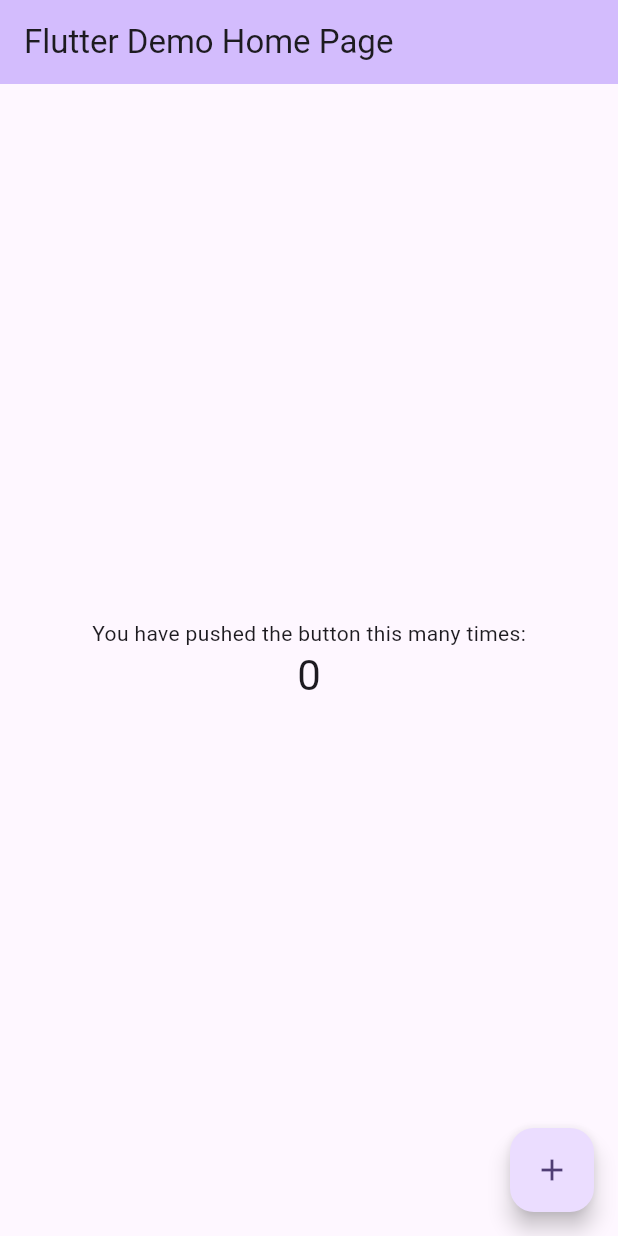
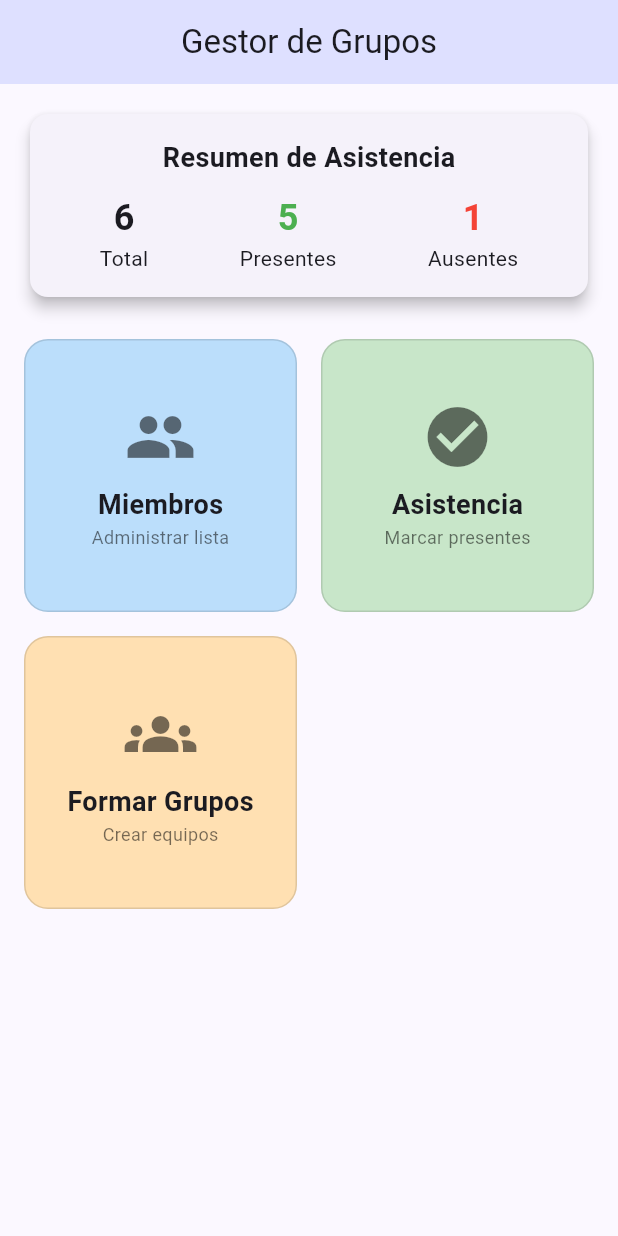
Before and after one commit to could-ai/019adc8f-b5e7-764b-a1cb-3c5fc04fff9c, a Flutter app: the screen it shows after launch, on a phone screen of 412 x 824 dp. Run offline on Flutter 3.47's test engine with Material 3 defaults, Android fonts, the phone set to English and light mode, and no system bars.

Commit message:
Creación del modelo Person para manejar los datos de cada individuo (id, nombre, asistencia).; Creación de un Singleton DataManager para gestionar el estado de la lista de personas y notificar cambios a la UI.; Pantalla principal con dashboard de resumen y navegación a las funcionalidades principales.; Pantalla para agregar y eliminar personas de la lista (CRUD básico).; Pantalla para marcar la asistencia (presente/ausente) usando interruptores.; Pantalla con lógica para dividir aleatoriamente a las personas presentes en N grupos.; Configuración principal de la app, rutas y tema visual actualizado.

```diff
--- /dev/null
+++ b/usr/lib/data/data_manager.dart
@@ -0,0 +1,58 @@
+import 'package:flutter/material.dart';
+import '../models/person.dart';
+
+class DataManager extends ChangeNotifier {
+  static final DataManager _instance = DataManager._internal();
+
+  factory DataManager() {
+    return _instance;
+  }
+
+  DataManager._internal() {
+    // Datos de prueba iniciales
+    _people = [
+      Person(id: '1', name: 'Ana García', isPresent: true),
+      Person(id: '2', name: 'Carlos López', isPresent: true),
+      Person(id: '3', name: 'Beatriz Méndez', isPresent: true),
+      Person(id: '4', name: 'David Ruiz', isPresent: false),
+      Person(id: '5', name: 'Elena Torres', isPresent: true),
+      Person(id: '6', name: 'Fernando Diaz', isPresent: true),
+    ];
+  }
+
+  List<Person> _people = [];
+
+  List<Person> get people => _people;
+  List<Person> get presentPeople => _people.where((p) => p.isPresent).toList();
+
+  void addPerson(String name) {
+    final newPerson = Person(
+      id: DateTime.now().millisecondsSinceEpoch.toString(),
+      name: name,
+      isPresent: true, // Por defecto presente al crear
+    );
+    _people.add(newPerson);
+    notifyListeners();
+  }
+
+  void removePerson(String id) {
+    _people.removeWhere((p) => p.id == id);
+    notifyListeners();
+  }
+
+  void toggleAttendance(String id) {
+    final index = _people.indexWhere((p) => p.id == id);
+    if (index != -1) {
+      _people[index].isPresent = !_people[index].isPresent;
+      notifyListeners();
+    }
+  }
+
+  void updateName(String id, String newName) {
+    final index = _people.indexWhere((p) => p.id == id);
+    if (index != -1) {
+      _people[index].name = newName;
+      notifyListeners();
+    }
+  }
+}
--- a/usr/lib/main.dart
+++ b/usr/lib/main.dart
@@ -1,4 +1,8 @@
 import 'package:flutter/material.dart';
+import 'screens/home_screen.dart';
+import 'screens/members_screen.dart';
+import 'screens/attendance_screen.dart';
+import 'screens/groups_screen.dart';
 
 void main() {
   runApp(const MyApp());
@@ -7,117 +11,26 @@ void main() {
 class MyApp extends StatelessWidget {
   const MyApp({super.key});
 
-  // This widget is the root of your application.
   @override
   Widget build(BuildContext context) {
     return MaterialApp(
-      title: 'Flutter Demo',
+      title: 'Gestor de Grupos',
       debugShowCheckedModeBanner: false,
       theme: ThemeData(
-        // This is the theme of your application.
-        //
-        // TRY THIS: Try running your application with "flutter run". You'll see
-        // the application has a purple toolbar. Then, without quitting the app,
-        // try changing the seedColor in the colorScheme below to Colors.green
-        // and then invoke "hot reload" (save your changes or press the "hot
-        // reload" button in a Flutter-supported IDE, or press "r" if you used
-        // the command line to start the app).
-        //
-        // Notice that the counter didn't reset back to zero; the application
-        // state is not lost during the reload. To reset the state, use hot
-        // restart instead.
-        //
-        // This works for code too, not just values: Most code changes can be
-        // tested with just a hot reload.
-        colorScheme: ColorScheme.fromSeed(seedColor: Colors.deepPurple),
+        colorScheme: ColorScheme.fromSeed(seedColor: Colors.indigo),
+        useMaterial3: true,
+        appBarTheme: const AppBarTheme(
+          centerTitle: true,
+          elevation: 0,
+        ),
       ),
       initialRoute: '/',
       routes: {
-        '/': (context) => const MyHomePage(title: 'Flutter Demo Home Page'),
+        '/': (context) => const HomeScreen(),
+        '/members': (context) => const MembersScreen(),
+        '/attendance': (context) => const AttendanceScreen(),
+        '/groups': (context) => const GroupsScreen(),
       },
     );
   }
 }
-
-class MyHomePage extends StatefulWidget {
-  const MyHomePage({super.key, required this.title});
-
-  // This widget is the home page of your application. It is stateful, meaning
-  // that it has a State object (defined below) that contains fields that affect
-  // how it looks.
-
-  // This class is the configuration for the state. It holds the values (in this
-  // case the title) provided by the parent (in this case the App widget) and
-  // used by the build method of the State. Fields in a Widget subclass are
-  // always marked "final".
-
-  final String title;
-
-  @override
-  State<MyHomePage> createState() => _MyHomePageState();
-}
-
-class _MyHomePageState extends State<MyHomePage> {
-  int _counter = 0;
-
-  void _incrementCounter() {
-    setState(() {
-      // This call to setState tells the Flutter framework that something has
-      // changed in this State, which causes it to rerun the build method below
-      // so that the display can reflect the updated values. If we changed
-      // _counter without calling setState(), then the build method would not be
-      // called again, and so nothing would appear to happen.
-      _counter++;
-    });
-  }
-
-  @override
-  Widget build(BuildContext context) {
-    // This method is rerun every time setState is called, for instance as done
-    // by the _incrementCounter method above.
-    //
-    // The Flutter framework has been optimized to make rerunning build methods
-    // fast, so that you can just rebuild anything that needs updating rather
-    // than having to individually change instances of widgets.
-    return Scaffold(
-      appBar: AppBar(
-        // TRY THIS: Try changing the color here to a specific color (to
-        // Colors.amber, perhaps?) and trigger a hot reload to see the AppBar
-        // change color while the other colors stay the same.
-        backgroundColor: Theme.of(context).colorScheme.inversePrimary,
-        // Here we take the value from the MyHomePage object that was created by
-        // the App.build method, and use it to set our appbar title.
-        title: Text(widget.title),
-      ),
-      body: Center(
-        // Center is a layout widget. It takes a single child and positions it
-        // in the middle of the parent.
-        child: Column(
-          // Column is also a layout widget. It takes a list of children and
-          // arranges them vertically. By default, it sizes itself to fit its
-          // children horizontally, and tries to be as tall as its parent.
-          //
-          // Column has various properties to control how it sizes itself and
-          // how it positions its children. Here we use mainAxisAlignment to
-          // center the children vertically; the main axis here is the vertical
-          // axis because Columns are vertical (the cross axis would be
-          // horizontal).
-          //
-          // TRY THIS: Invoke "debug painting" (choose the "Toggle Debug Paint"
-          // action in the IDE, or press "p" in the console), to see the
-          // wireframe for each widget.
-          mainAxisAlignment: MainAxisAlignment.center,
-          children: <Widget>[
-            const Text('You have pushed the button this many times:'),
-            Text('$_counter', style: Theme.of(context).textTheme.headlineMedium),
-          ],
-        ),
-      ),
-      floatingActionButton: FloatingActionButton(
-        onPressed: _incrementCounter,
-        tooltip: 'Increment',
-        child: const Icon(Icons.add),
-      ), // This trailing comma makes auto-formatting nicer for build methods.
-    );
-  }
-}
--- /dev/null
+++ b/usr/lib/models/person.dart
@@ -0,0 +1,24 @@
+class Person {
+  final String id;
+  String name;
+  bool isPresent;
+
+  Person({
+    required this.id,
+    required this.name,
+    this.isPresent = false,
+  });
+
+  // Copia para inmutabilidad parcial si fuera necesario
+  Person copyWith({
+    String? id,
+    String? name,
+    bool? isPresent,
+  }) {
+    return Person(
+      id: id ?? this.id,
+      name: name ?? this.name,
+      isPresent: isPresent ?? this.isPresent,
+    );
+  }
+}
--- /dev/null
+++ b/usr/lib/screens/home_screen.dart
@@ -0,0 +1,157 @@
+import 'package:flutter/material.dart';
+import '../data/data_manager.dart';
+
+class HomeScreen extends StatefulWidget {
+  const HomeScreen({super.key});
+
+  @override
+  State<HomeScreen> createState() => _HomeScreenState();
+}
+
+class _HomeScreenState extends State<HomeScreen> {
+  final DataManager dataManager = DataManager();
+
+  @override
+  void initState() {
+    super.initState();
+    // Escuchar cambios para actualizar contadores
+    dataManager.addListener(_update);
+  }
+
+  @override
+  void dispose() {
+    dataManager.removeListener(_update);
+    super.dispose();
+  }
+
+  void _update() {
+    setState(() {});
+  }
+
+  @override
+  Widget build(BuildContext context) {
+    final total = dataManager.people.length;
+    final present = dataManager.presentPeople.length;
+
+    return Scaffold(
+      appBar: AppBar(
+        title: const Text('Gestor de Grupos'),
+        centerTitle: true,
+        backgroundColor: Theme.of(context).colorScheme.primaryContainer,
+      ),
+      body: Padding(
+        padding: const EdgeInsets.all(16.0),
+        child: Column(
+          crossAxisAlignment: CrossAxisAlignment.stretch,
+          children: [
+            _buildStatusCard(total, present),
+            const SizedBox(height: 24),
+            Expanded(
+              child: GridView.count(
+                crossAxisCount: 2,
+                crossAxisSpacing: 16,
+                mainAxisSpacing: 16,
+                children: [
+                  _buildMenuCard(
+                    context,
+                    icon: Icons.people,
+                    title: 'Miembros',
+                    subtitle: 'Administrar lista',
+                    color: Colors.blue.shade100,
+                    route: '/members',
+                  ),
+                  _buildMenuCard(
+                    context,
+                    icon: Icons.check_circle,
+                    title: 'Asistencia',
+                    subtitle: 'Marcar presentes',
+                    color: Colors.green.shade100,
+                    route: '/attendance',
+                  ),
+                  _buildMenuCard(
+                    context,
+                    icon: Icons.groups,
+                    title: 'Formar Grupos',
+                    subtitle: 'Crear equipos',
+                    color: Colors.orange.shade100,
+                    route: '/groups',
+                  ),
+                ],
+              ),
+            ),
+          ],
+        ),
+      ),
+    );
+  }
+
+  Widget _buildStatusCard(int total, int present) {
+    return Card(
+      elevation: 4,
+      child: Padding(
+        padding: const EdgeInsets.all(16.0),
+        child: Column(
+          children: [
+            const Text(
+              'Resumen de Asistencia',
+              style: TextStyle(fontSize: 18, fontWeight: FontWeight.bold),
+            ),
+            const SizedBox(height: 10),
+            Row(
+              mainAxisAlignment: MainAxisAlignment.spaceAround,
+              children: [
+                Column(
+                  children: [
+                    Text('$total', style: const TextStyle(fontSize: 24, fontWeight: FontWeight.bold)),
+                    const Text('Total'),
+                  ],
+                ),
+                Column(
+                  children: [
+                    Text('$present', style: const TextStyle(fontSize: 24, fontWeight: FontWeight.bold, color: Colors.green)),
+                    const Text('Presentes'),
+                  ],
+                ),
+                Column(
+                  children: [
+                    Text('${total - present}', style: const TextStyle(fontSize: 24, fontWeight: FontWeight.bold, color: Colors.red)),
+                    const Text('Ausentes'),
+                  ],
+                ),
+              ],
+            ),
+          ],
+        ),
+      ),
+    );
+  }
+
+  Widget _buildMenuCard(BuildContext context, {
+    required IconData icon,
+    required String title,
+    required String subtitle,
+    required Color color,
+    required String route,
+  }) {
+    return InkWell(
+      onTap: () => Navigator.pushNamed(context, route),
+      borderRadius: BorderRadius.circular(16),
+      child: Container(
+        decoration: BoxDecoration(
+          color: color,
+          borderRadius: BorderRadius.circular(16),
+          border: Border.all(color: Colors.black12),
+        ),
+        child: Column(
+          mainAxisAlignment: MainAxisAlignment.center,
+          children: [
+            Icon(icon, size: 48, color: Colors.black54),
+            const SizedBox(height: 8),
+            Text(title, style: const TextStyle(fontSize: 18, fontWeight: FontWeight.bold)),
+            Text(subtitle, style: const TextStyle(fontSize: 12, color: Colors.black54)),
+          ],
+        ),
+      ),
+    );
+  }
+}
```
Also changed, not shown: usr/lib/screens/attendance_screen.dart (added, +66 -0 lines), usr/lib/screens/groups_screen.dart (added, +158 -0 lines), usr/lib/screens/members_screen.dart (added, +118 -0 lines).
